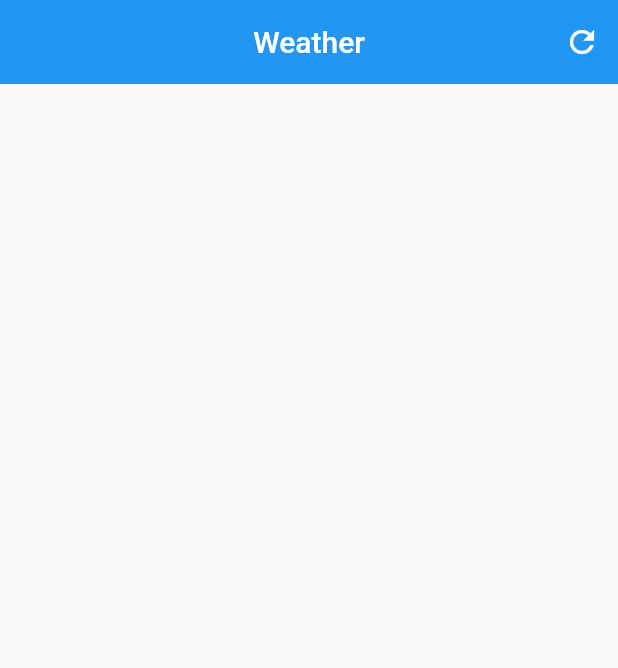
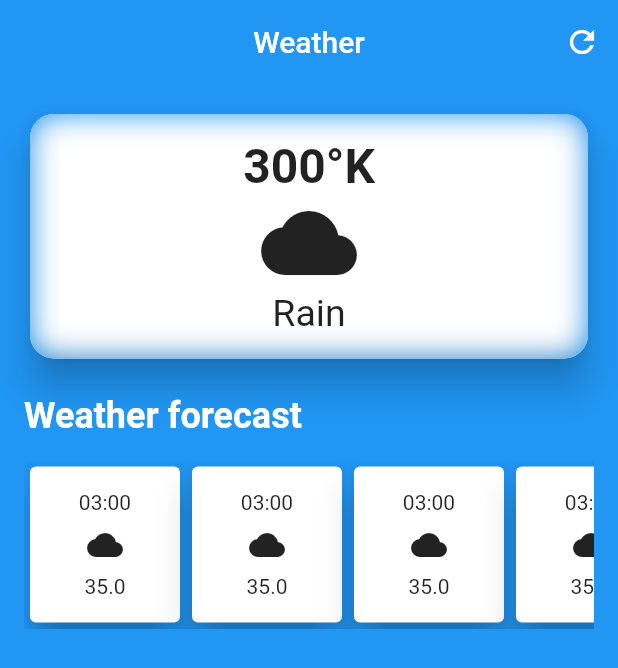
Before and after one commit to Charmant27/flutter-levelup, a Flutter app: the screen it shows after launch, on a phone screen of 412 x 824 dp. Shown: the top 668 px of the screen. Run offline on Flutter 3.47's test engine with Material 2 defaults, Android fonts, the phone set to English and light mode, and no system bars.

Commit message:
Added weather forecast layouts

```diff
--- /dev/null
+++ b/lib/cards/forecast.dart
@@ -0,0 +1,32 @@
+import 'package:flutter/material.dart';
+
+class ForecastCards extends StatelessWidget {
+  final String time;
+  final IconData icon;
+  final String temp;
+  const ForecastCards(
+      {super.key, required this.time, required this.icon, required this.temp});
+
+  @override
+  Widget build(BuildContext context) {
+    return Card(
+      elevation: 10,
+      child: Container(
+        width: 100,
+        padding: const EdgeInsets.all(16),
+        decoration: BoxDecoration(
+          borderRadius: BorderRadius.circular(20),
+        ),
+        child: Column(
+          children: [
+            Text(time),
+            const SizedBox(height: 8),
+            Icon(icon),
+            const SizedBox(height: 8),
+            Text(temp),
+          ],
+        ),
+      ),
+    );
+  }
+}
--- a/lib/screens/weather_screen.dart
+++ b/lib/screens/weather_screen.dart
@@ -1,4 +1,7 @@
+import 'dart:ui';
+
 import 'package:flutter/material.dart';
+import 'package:weather/cards/forecast.dart';
 
 class WeatherScreen extends StatelessWidget {
   const WeatherScreen({super.key});
@@ -6,6 +9,7 @@ class WeatherScreen extends StatelessWidget {
   @override
   Widget build(BuildContext context) {
     return Scaffold(
+      backgroundColor: Colors.blue,
       appBar: AppBar(
         title: const Text('Weather'),
         elevation: 0,
@@ -17,6 +21,97 @@ class WeatherScreen extends StatelessWidget {
           ),
         ],
       ),
+      body: Padding(
+        padding: const EdgeInsets.all(16.0),
+        child: Column(
+          crossAxisAlignment: CrossAxisAlignment.start,
+          children: [
+            SizedBox(
+              width: double.infinity,
+              child: Card(
+                elevation: 10,
+                shape: RoundedRectangleBorder(
+                  borderRadius: BorderRadius.circular(16),
+                ),
+                child: ClipRRect(
+                  borderRadius: BorderRadius.circular(16),
+                  child: BackdropFilter(
+                    filter: ImageFilter.blur(sigmaX: 10, sigmaY: 10),
+                    child: const Padding(
+                      padding: EdgeInsets.all(16.0),
+                      child: Column(
+                        children: [
+                          Text(
+                            '300°K',
+                            style: TextStyle(
+                              fontWeight: FontWeight.bold,
+                              fontSize: 32,
+                            ),
+                          ),
+                          Icon(
+                            Icons.cloud,
+                            size: 64,
+                          ),
+                          Text(
+                            'Rain',
+                            style: TextStyle(fontSize: 25),
+                          )
+                        ],
+                      ),
+                    ),
+                  ),
+                ),
+              ),
+            ),
+            const SizedBox(height: 20),
+            const Text(
+              'Weather forecast',
+              style: TextStyle(
+                  fontWeight: FontWeight.bold,
+                  fontSize: 24,
+                  color: Colors.white),
+            ),
+            const SizedBox(height: 16),
+            const SingleChildScrollView(
+              scrollDirection: Axis.horizontal,
+              child: Row(
+                children: [
+                  ForecastCards(
+                    time: '03:00',
+                    icon: Icons.cloud,
+                    temp: '35.0',
+                  ),
+                  ForecastCards(
+                    time: '03:00',
+                    icon: Icons.cloud,
+                    temp: '35.0',
+                  ),
+                  ForecastCards(
+                    time: '03:00',
+                    icon: Icons.cloud,
+                    temp: '35.0',
+                  ),
+                  ForecastCards(
+                    time: '03:00',
+                    icon: Icons.cloud,
+                    temp: '35.0',
+                  ),
+                  ForecastCards(
+                    time: '03:00',
+                    icon: Icons.cloud,
+                    temp: '35.0',
+                  ),
+                  ForecastCards(
+                    time: '03:00',
+                    icon: Icons.cloud,
+                    temp: '35.0',
+                  ),
+                ],
+              ),
+            )
+          ],
+        ),
+      ),
     );
   }
 }
```
